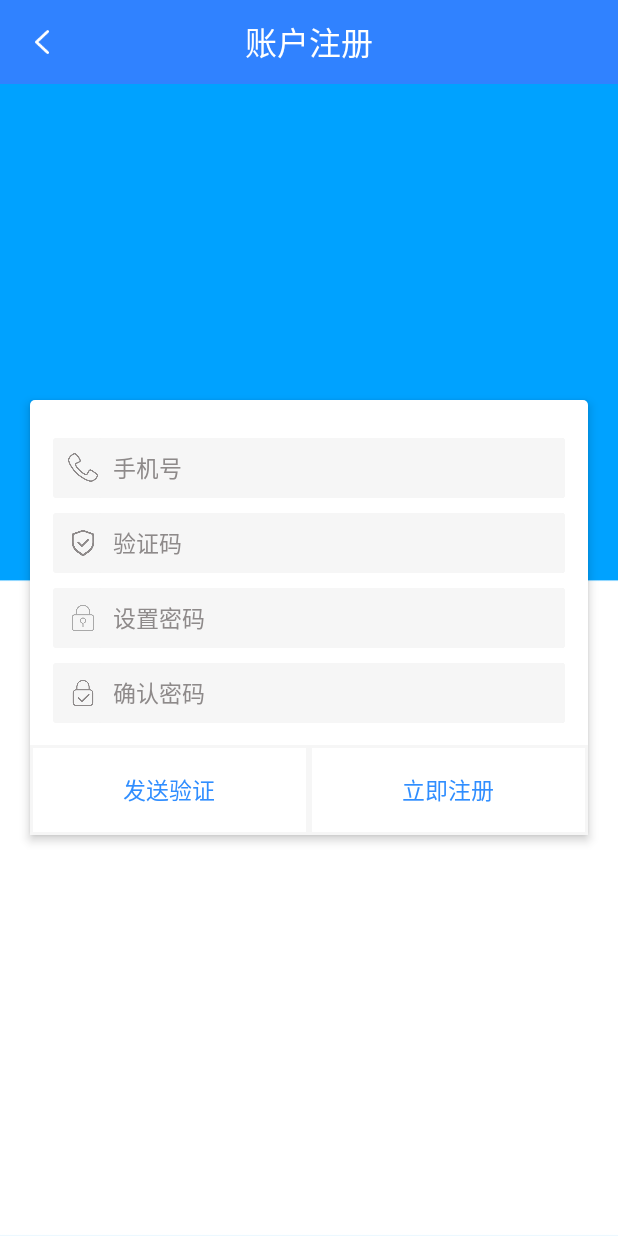
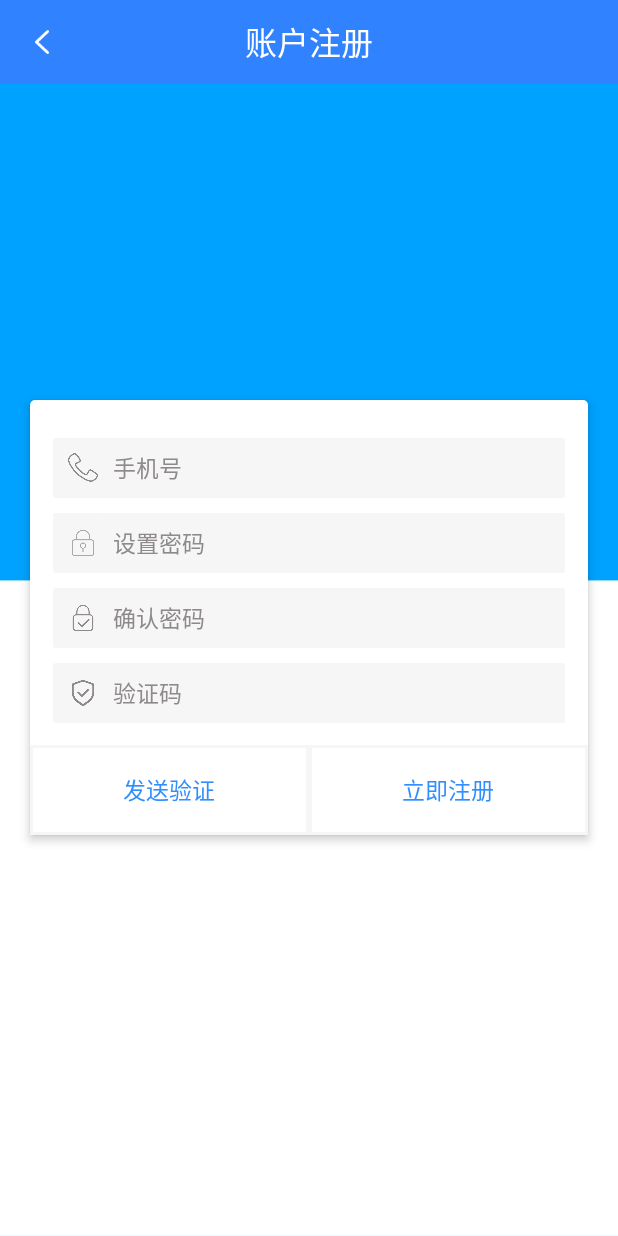
Before and after one commit to Evenss/TicketAssistant, an Android app: the RegisterActivity screen opened directly, with no data from a screen before it, on a phone screen of 412 x 824 dp. Run offline under Robolectric (Android 15) with nearby library versions, the phone set to English and light mode, and no system bars; libraries missing offline, so code that uses them is left out: com.igexin.sdk.

Commit message:
1.账号注册bug修复、界面修改2.加入通知logo3.bean修改

```diff
--- a/app/src/main/java/com/graduation/even/graduationclient/activity/RegisterActivity.java
+++ b/app/src/main/java/com/graduation/even/graduationclient/activity/RegisterActivity.java
@@ -12,6 +12,7 @@ import com.graduation.even.graduationclient.R;
 import com.graduation.even.graduationclient.net.callback.NetCallBack;
 import com.graduation.even.graduationclient.net.connector.NetworkConnector;
 import com.graduation.even.graduationclient.util.MD5Util;
+import com.graduation.even.graduationclient.util.PLog;
 import com.graduation.even.graduationclient.util.SharedPreferencesUtil;
 import com.graduation.even.graduationclient.util.ToastUtil;
 import com.graduation.even.graduationclient.util.ToolbarUtil;
@@ -79,6 +80,7 @@ public class RegisterActivity extends BaseActivity implements View.OnClickListen
                 int code = getRandom4Num();
                 mCode = String.valueOf(code);
                 showCodeDialog(mCode);
+                PLog.i("验证码:" + mCode);
                 break;
             case R.id.btn_register:
                 String phone = phoneEt.getText().toString();
@@ -87,11 +89,11 @@ public class RegisterActivity extends BaseActivity implements View.OnClickListen
                     phoneEt.setError("输入手机号不合法！");
                     return;
                 }
-                if (checkCodeEt.getText().toString() != mCode) {
+                if (!checkCodeEt.getText().toString().equals(mCode)) {
                     checkCodeEt.setError("验证码不正确！");
                     return;
                 }
-                if (confirmPwdEt.getText().toString() != pwd) {
+                if (!confirmPwdEt.getText().toString().equals(pwd)) {
                     confirmPwdEt.setError("两次输入密码不一致！");
                     return;
                 }
--- a/app/src/main/java/com/graduation/even/graduationclient/activity/TicketShowActivity.java
+++ b/app/src/main/java/com/graduation/even/graduationclient/activity/TicketShowActivity.java
@@ -182,7 +182,6 @@ public class TicketShowActivity extends BaseActivity implements View.OnClickList
                 mDate, mIsGD, PAGE_SIZE, mCurrentPage, new NetCallBack() {
                     @Override
                     public void onTokenInvalid() {
-                        ToastUtil.showToastOnUIThread(TicketShowActivity.this, "登录信息已过期，请重新登录");
                     }
 
                     @Override
--- a/app/src/main/java/com/graduation/even/graduationclient/adapter/TicketAdapter.java
+++ b/app/src/main/java/com/graduation/even/graduationclient/adapter/TicketAdapter.java
@@ -64,6 +64,9 @@ public class TicketAdapter extends RecyclerView.Adapter<TicketAdapter.MyViewHold
                 }
             });
         }
+        if(ticketList.size() == 0){
+            return;
+        }
         TicketShowResponse.Ticket ticket = ticketList.get(position);
         holder.start.setText(ticket.dptStationName);
         holder.startDate.setText(ticket.dptTime);
@@ -80,8 +83,7 @@ public class TicketAdapter extends RecyclerView.Adapter<TicketAdapter.MyViewHold
 
     @Override
     public int getItemCount() {
-//        return ticketList.size();
-        return 2;
+        return ticketList.size();
     }
 
     // 设置是否显示复选框
--- a/app/src/main/java/com/graduation/even/graduationclient/net/bean/response/BaseResponse.java
+++ b/app/src/main/java/com/graduation/even/graduationclient/net/bean/response/BaseResponse.java
@@ -15,8 +15,6 @@ public class BaseResponse {
     @SerializedName("error")
     public String error;
 
-    public Object data;
-
     public boolean isSuccess() {
         return state == 0;
     }
--- a/app/src/main/res/layout/activity_register.xml
+++ b/app/src/main/res/layout/activity_register.xml
@@ -73,31 +73,7 @@
                     android:background="@drawable/bg_shape_rectangle_gray"/>
             </LinearLayout>
 
-            <LinearLayout
-                android:layout_width="match_parent"
-                android:layout_height="40dp"
-                android:layout_marginTop="10dp"
-                android:background="@drawable/bg_shape_rectangle_gray" >
-                <ImageView
-                    android:layout_gravity="center_vertical"
-                    android:layout_width="20dp"
-                    android:layout_height="20dp"
-                    android:layout_marginLeft="10dp"
-                    android:src="@mipmap/icon_verification"/>
-                <EditText
-                    android:id="@+id/et_check_code"
-                    android:gravity="center_vertical"
-                    android:layout_width="match_parent"
-                    android:layout_height="match_parent"
-                    android:textColor="@color/black"
-                    android:hint="验证码"
-                    android:inputType="number"
-                    android:maxLength="4"
-                    android:textSize="15dp"
-                    android:textColorHint="@color/loginDeepGray"
-                    android:paddingLeft="10dp"
-                    android:background="@drawable/bg_shape_rectangle_gray"/>
-            </LinearLayout>
+
 
             <LinearLayout
                 android:layout_width="match_parent"
@@ -148,6 +124,33 @@
                     android:paddingLeft="10dp"
                     android:background="@drawable/bg_shape_rectangle_gray"/>
             </LinearLayout>
+
+            <LinearLayout
+                android:layout_width="match_parent"
+                android:layout_height="40dp"
+                android:layout_marginTop="10dp"
+                android:background="@drawable/bg_shape_rectangle_gray" >
+                <ImageView
+                    android:layout_gravity="center_vertical"
+                    android:layout_width="20dp"
+                    android:layout_height="20dp"
+                    android:layout_marginLeft="10dp"
+                    android:src="@mipmap/icon_verification"/>
+                <EditText
+                    android:id="@+id/et_check_code"
+                    android:gravity="center_vertical"
+                    android:layout_width="match_parent"
+                    android:layout_height="match_parent"
+                    android:textColor="@color/black"
+                    android:hint="验证码"
+                    android:inputType="number"
+                    android:maxLength="4"
+                    android:textSize="15dp"
+                    android:textColorHint="@color/loginDeepGray"
+                    android:paddingLeft="10dp"
+                    android:background="@drawable/bg_shape_rectangle_gray"/>
+            </LinearLayout>
+
         </LinearLayout>
 
         <LinearLayout
```
Also changed, not shown: app/src/main/java/com/graduation/even/graduationclient/constant/API.java (+1 -8 lines), app/src/main/java/com/graduation/even/graduationclient/net/bean/request/ChangePwdRequest.java (+4 -4 lines), app/src/main/java/com/graduation/even/graduationclient/net/bean/response/TicketShowResponse.java (+0 -22 lines), app/src/main/java/com/graduation/even/graduationclient/net/connector/NetworkConnector.java (+0 -12 lines), app/src/main/res/mipmap-hdpi/push.png (added), app/src/main/res/mipmap-hdpi/push_small.png (added), app/src/main/res/mipmap-ldpi/push.png (added), app/src/main/res/mipmap-ldpi/push_small.png (added), app/src/main/res/mipmap-mdpi/push.png (added), app/src/main/res/mipmap-mdpi/push_small.png (added), app/src/main/res/mipmap-xhdpi/push.png (added), app/src/main/res/mipmap-xhdpi/push_small.png (added), app/src/main/res/mipmap-xxhdpi/push.png (added), app/src/main/res/mipmap-xxhdpi/push_small.png (added), 1 more files.
